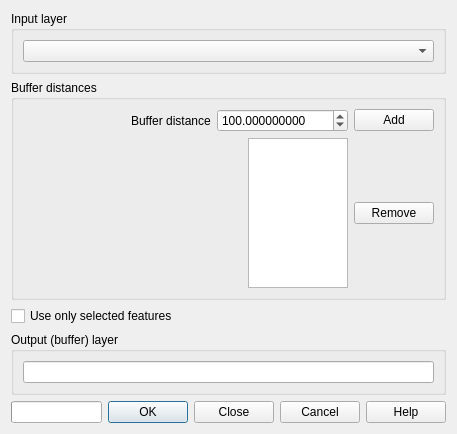
Old version of the form ui_multidistancebuffer.ui in the repository havatv/qgismultidistancebufferplugin.
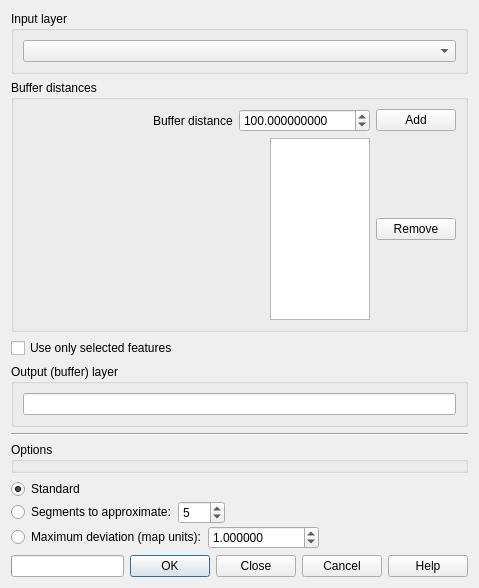
New version of the form.

Commit message: Added max deviation and segments to approximate options

Diff of the .ui file:
```diff
--- a/ui_multidistancebuffer.ui
+++ b/ui_multidistancebuffer.ui
@@ -6,8 +6,8 @@
    <rect>
     <x>0</x>
     <y>0</y>
-    <width>424</width>
-    <height>434</height>
+    <width>479</width>
+    <height>588</height>
    </rect>
   </property>
   <property name="windowTitle">
@@ -169,6 +169,129 @@
      </layout>
     </widget>
    </item>
+   <item>
+    <widget class="Line" name="line">
+     <property name="orientation">
+      <enum>Qt::Horizontal</enum>
+     </property>
+    </widget>
+   </item>
+   <item>
+    <layout class="QVBoxLayout" name="verticalLayout">
+     <item>
+      <widget class="QGroupBox" name="groupBox_4">
+       <property name="title">
+        <string>Options</string>
+       </property>
+       <zorder>standardRB</zorder>
+      </widget>
+     </item>
+     <item>
+      <layout class="QVBoxLayout" name="verticalLayout_4">
+       <property name="spacing">
+        <number>2</number>
+       </property>
+       <item>
+        <layout class="QHBoxLayout" name="horizontalLayout_8">
+         <item>
+          <widget class="QRadioButton" name="standardRB">
+           <property name="text">
+            <string>Standard</string>
+           </property>
+           <property name="checked">
+            <bool>true</bool>
+           </property>
+           <attribute name="buttonGroup">
+            <string notr="true">optionButtonGroup</string>
+           </attribute>
+          </widget>
+         </item>
+        </layout>
+       </item>
+       <item>
+        <layout class="QHBoxLayout" name="horizontalLayout_7">
+         <item>
+          <widget class="QRadioButton" name="segmentsRB">
+           <property name="text">
+            <string>Segments to approximate:</string>
+           </property>
+           <attribute name="buttonGroup">
+            <string notr="true">optionButtonGroup</string>
+           </attribute>
+          </widget>
+         </item>
+         <item>
+          <widget class="QSpinBox" name="segmentsSB">
+           <property name="maximum">
+            <number>999</number>
+           </property>
+           <property name="value">
+            <number>5</number>
+           </property>
+          </widget>
+         </item>
+         <item>
+          <spacer name="horizontalSpacer_3">
+           <property name="orientation">
+            <enum>Qt::Horizontal</enum>
+           </property>
+           <property name="sizeHint" stdset="0">
+            <size>
+             <width>40</width>
+             <height>20</height>
+            </size>
+           </property>
+          </spacer>
+         </item>
+        </layout>
+       </item>
+       <item>
+        <layout class="QHBoxLayout" name="horizontalLayout_6">
+         <item>
+          <widget class="QRadioButton" name="deviationRB">
+           <property name="text">
+            <string>Maximum deviation (map units):</string>
+           </property>
+           <attribute name="buttonGroup">
+            <string notr="true">optionButtonGroup</string>
+           </attribute>
+          </widget>
+         </item>
+         <item>
+          <widget class="QDoubleSpinBox" name="deviationSB">
+           <property name="decimals">
+            <number>6</number>
+           </property>
+           <property name="minimum">
+            <double>0.000001000000000</double>
+           </property>
+           <property name="maximum">
+            <double>999999999.990000009536743</double>
+           </property>
+           <property name="value">
+            <double>1.000000000000000</double>
+           </property>
+          </widget>
+         </item>
+         <item>
+          <spacer name="horizontalSpacer_4">
+           <property name="orientation">
+            <enum>Qt::Horizontal</enum>
+           </property>
+           <property name="sizeHint" stdset="0">
+            <size>
+             <width>40</width>
+             <height>20</height>
+            </size>
+           </property>
+          </spacer>
+         </item>
+        </layout>
+       </item>
+      </layout>
+     </item>
+    </layout>
+   </item>
    <item>
     <layout class="QHBoxLayout" name="horizontalLayout">
      <item>
```
Left out of the diff: 6 changed lines with no effect on the pictures. The commit also changes 5 other files.
